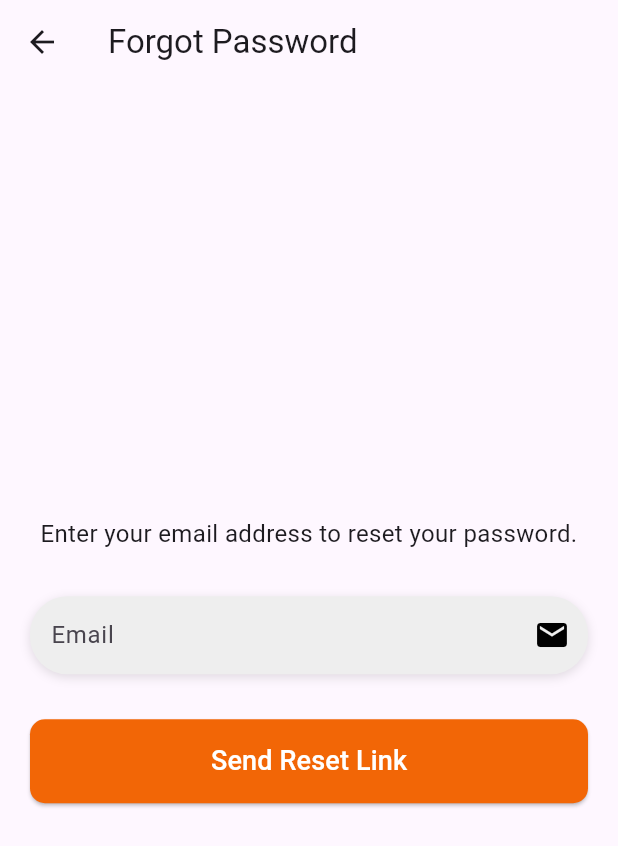
After one commit to nai-sreymey/waste-to-wealth-bin-buddies-, a Flutter app: the screen it shows after launch, after a tap on "Forgot Password?", on a phone screen of 412 x 824 dp. The commit adds this screen. Shown: the top 846 px of the screen. Run offline on Flutter 3.47's test engine with Material 3 defaults, Android fonts, the phone set to English and light mode, and no system bars; our stand-ins replace fl_chart, table_calendar.

Commit message:
update code

```diff
--- a/lib/main.dart
+++ b/lib/main.dart
@@ -1,9 +1,9 @@
 import 'package:flutter/material.dart';
 
+// Importing all screens
 import 'package:waste_friendly/screen/home_screen_contact.dart';
 import 'package:waste_friendly/screen/home_screen_list.dart';
 import 'package:waste_friendly/screen/home_screen_page.dart';
-// import 'package:waste_friendly/screen/home_screen_page.dart';
 import 'package:waste_friendly/screen/home_screen.dart';
 import 'package:waste_friendly/screen/home_screen1.dart';
 import 'package:waste_friendly/screen/home_screen2.dart';
@@ -11,8 +11,6 @@ import 'package:waste_friendly/screen/home_screen3.dart';
 import 'package:waste_friendly/screen/home_screen4.dart';
 import 'package:waste_friendly/screen/home_screen5.dart';
 import 'package:waste_friendly/screen/home_screen6.dart';
-
-
 
 
 void main() {
@@ -26,25 +24,24 @@ class MyApp extends StatelessWidget {
   Widget build(BuildContext context) {
     return MaterialApp(
       debugShowCheckedModeBanner: false,
-
       title: 'Flutter Demo',
       theme: ThemeData(
         colorScheme: ColorScheme.fromSeed(seedColor: Colors.deepPurple),
       ),
-      home: HomeScreenContact(), // Your initial page
+      routes: {
+        '/homeScreenContact': (context) => HomeScreenContact(),
+        '/home': (context) => HomeScreenPage(),
+        '/schedule': (context) => SchedulePickupScreen(),
+        '/homeScreenList': (context) => HomeScreenList(),
+        '/splash': (context) => MyHome(),
+        '/login': (context) => LoginScreen(),
+        '/register': (context) => RegisterScreen(),
+        '/success': (context) => SuccessScreen(),
+        '/pickupHistory': (context) => MyApp1(),
+        '/reward': (context) => MyApp2(),
+      },
+      // Initial screen should be the login page
+      initialRoute: '/login',
     );
   }
 }
-
-// Navigator.pushReplacement(
-//   context,
-//   MaterialPageRoute(builder: (context) => const ()),
-// );
-      // title: 'Flutter Demo',
-      theme: ThemeData(
-        colorScheme: ColorScheme.fromSeed(seedColor: Colors.deepPurple),
-      ),
-      home: MyHome()
-    );
-  }
-}
--- /dev/null
+++ b/lib/models/auth_model.dart
@@ -0,0 +1,5 @@
+class AuthModel {
+  String? token;
+
+  AuthModel({this.token});
+}
--- a/lib/screen/home_screen1.dart
+++ b/lib/screen/home_screen1.dart
@@ -1,4 +1,7 @@
 import 'package:flutter/material.dart';
+import '../screen/home_screen_page.dart'; // Import HomeScreen
+import '../screen//home_screen2.dart'; // Import RegisterScreen
+import '../screen/home_screen_forgot.dart'; // Import ForgotPasswordScreen
 
 class LoginScreen extends StatefulWidget {
   const LoginScreen({super.key});
@@ -9,6 +12,26 @@ class LoginScreen extends StatefulWidget {
 
 class _LoginScreenState extends State<LoginScreen> {
   bool rememberMe = false;
+
+  // Controllers to manage user input
+  final TextEditingController _emailController = TextEditingController();
+  final TextEditingController _passwordController = TextEditingController();
+
+  void _login() {
+    // Basic validation to check if the fields are not empty
+    if (_emailController.text.isNotEmpty && _passwordController.text.isNotEmpty) {
+      // Navigate to HomeScreen after login
+      Navigator.pushReplacement(
+        context,
+        MaterialPageRoute(builder: (context) => HomeScreenPage()), // Redirect to HomeScreen
+      );
+    } else {
+      // Show error message if fields are empty
+      ScaffoldMessenger.of(context).showSnackBar(
+        SnackBar(content: Text('Please enter both email and password')),
+      );
+    }
+  }
 
   @override
   Widget build(BuildContext context) {
@@ -35,6 +58,7 @@ class _LoginScreenState extends State<LoginScreen> {
               Container(
                 decoration: _inputDecoration(),
                 child: TextField(
+                  controller: _emailController,
                   decoration: InputDecoration(
                     hintText: "Email",
                     border: InputBorder.none,
@@ -53,6 +77,7 @@ class _LoginScreenState extends State<LoginScreen> {
               Container(
                 decoration: _inputDecoration(),
                 child: TextField(
+                  controller: _passwordController,
                   obscureText: true,
                   decoration: InputDecoration(
                     hintText: "Password",
@@ -85,9 +110,18 @@ class _LoginScreenState extends State<LoginScreen> {
                       const Text("Remember me"),
                     ],
                   ),
-                  const Text(
-                    "Forgot Password?",
-                    style: TextStyle(color: Colors.blue),
+                  TextButton(
+                    onPressed: () {
+                      // Navigate to Forgot Password Screen
+                      Navigator.push(
+                        context,
+                        MaterialPageRoute(builder: (context) => ForgotPasswordScreen()),
+                      );
+                    },
+                    child: const Text(
+                      "Forgot Password?",
+                      style: TextStyle(color: Colors.blue),
+                    ),
                   ),
                 ],
               ),
@@ -104,7 +138,7 @@ class _LoginScreenState extends State<LoginScreen> {
                     ),
                     padding: const EdgeInsets.symmetric(vertical: 15),
                   ),
-                  onPressed: () {},
+                  onPressed: _login, // Trigger login when pressed
                   child: const Text(
                     "Login",
                     style: TextStyle(fontSize: 18, color: Colors.white),
@@ -119,7 +153,13 @@ class _LoginScreenState extends State<LoginScreen> {
                 children: [
                   const Text("Don't have an account?"),
                   TextButton(
-                    onPressed: () {},
+                    onPressed: () {
+                      // Navigate to the RegisterScreen when clicked
+                      Navigator.push(
+                        context,
+                        MaterialPageRoute(builder: (context) => RegisterScreen()),
+                      );
+                    },
                     child: const Text(
                       "Register",
                       style: TextStyle(fontWeight: FontWeight.bold),
--- a/lib/screen/home_screen4.dart
+++ b/lib/screen/home_screen4.dart
@@ -15,6 +15,8 @@ class _SchedulePickupScreenState extends State<SchedulePickupScreen> {
   List<String> wasteOptions = ["Plastic", "Metal", "Paper", "Glass", "Electronics"];
 
   int selectedWeek = 1; // Default to 1 week
+
+
 
   @override
   Widget build(BuildContext context) {
--- a/lib/screen/home_screen_contact.dart
+++ b/lib/screen/home_screen_contact.dart
@@ -1,5 +1,6 @@
 import 'package:flutter/material.dart';
-import 'package:waste_friendly/screen/home_screen_page.dart'; // Import your HomeScreenPage
+import 'package:waste_friendly/screen/home_screen_page.dart';
+import 'package:waste_friendly/screen/home_screen4.dart';
 
 class HomeScreenContact extends StatefulWidget {
   const HomeScreenContact({super.key});
@@ -18,9 +19,14 @@ class _HomeScreenContactState extends State<HomeScreenContact> {
 
     if (_selectedIndex == 0) {
       // If the "Home" tab is tapped, navigate to the HomeScreenPage
-      Navigator.pushReplacement(
+      Navigator.push(
         context,
-        MaterialPageRoute(builder: (context) =>  HomeScreenPage()),
+        MaterialPageRoute(builder: (context) => HomeScreenPage()),
+      );
+    } else if (_selectedIndex == 1) {
+      Navigator.push(
+        context,
+        MaterialPageRoute(builder: (context) => SchedulePickupScreen()),
       );
     }
   }
--- /dev/null
+++ b/lib/screen/home_screen_forgot.dart
@@ -0,0 +1,87 @@
+import 'package:flutter/material.dart';
+
+class ForgotPasswordScreen extends StatelessWidget {
+  const ForgotPasswordScreen({super.key});
+
+  @override
+  Widget build(BuildContext context) {
+    return Scaffold(
+      appBar: AppBar(title: const Text('Forgot Password')),
+      body: Center(
+        child: Padding(
+          padding: const EdgeInsets.all(20),
+          child: Column(
+            mainAxisAlignment: MainAxisAlignment.center,
+            crossAxisAlignment: CrossAxisAlignment.center,
+            children: [
+              const Text(
+                "Enter your email address to reset your password.",
+                style: TextStyle(fontSize: 16),
+                textAlign: TextAlign.center,
+              ),
+              const SizedBox(height: 30),
+
+              // Email Input Field
+              Container(
+                decoration: _inputDecoration(),
+                child: TextField(
+                  decoration: InputDecoration(
+                    hintText: "Email",
+                    border: InputBorder.none,
+                    contentPadding: const EdgeInsets.symmetric(vertical: 14, horizontal: 14),
+                    suffixIcon: Padding(
+                      padding: const EdgeInsets.symmetric(horizontal: 12),
+                      child: Icon(Icons.email, color: Colors.black),
+                    ),
+                    suffixIconConstraints: const BoxConstraints(minWidth: 40),
+                  ),
+                ),
+              ),
+              const SizedBox(height: 30),
+
+              // Send Reset Link Button
+              SizedBox(
+                width: double.infinity,
+                child: ElevatedButton(
+                  style: ElevatedButton.styleFrom(
+                    backgroundColor: const Color(0xFFF26606),
+                    shape: RoundedRectangleBorder(
+                      borderRadius: BorderRadius.circular(10),
+                    ),
+                    padding: const EdgeInsets.symmetric(vertical: 15),
+                  ),
+                  onPressed: () {
+                    // Here you would trigger the reset password logic
+                    // For now, it will show a snack bar
+                    ScaffoldMessenger.of(context).showSnackBar(
+                      SnackBar(content: Text('Password reset link sent')),
+                    );
+                  },
+                  child: const Text(
+                    "Send Reset Link",
+                    style: TextStyle(fontSize: 18, color: Colors.white),
+                  ),
+                ),
+              ),
+            ],
+          ),
+        ),
+      ),
+    );
+  }
+
+  // Custom Input Decoration
+  BoxDecoration _inputDecoration() {
+    return BoxDecoration(
+      color: Colors.grey.shade200,
+      borderRadius: BorderRadius.circular(25),
+      boxShadow: [
+        BoxShadow(
+          color: Colors.black12,
+          blurRadius: 5,
+          offset: const Offset(0, 2),
+        ),
+      ],
+    );
+  }
+}
```
Also changed, not shown: pubspec.yaml (+1 -9 lines), lib/blog/user_bloc.dart (added), pubspec.lock.
